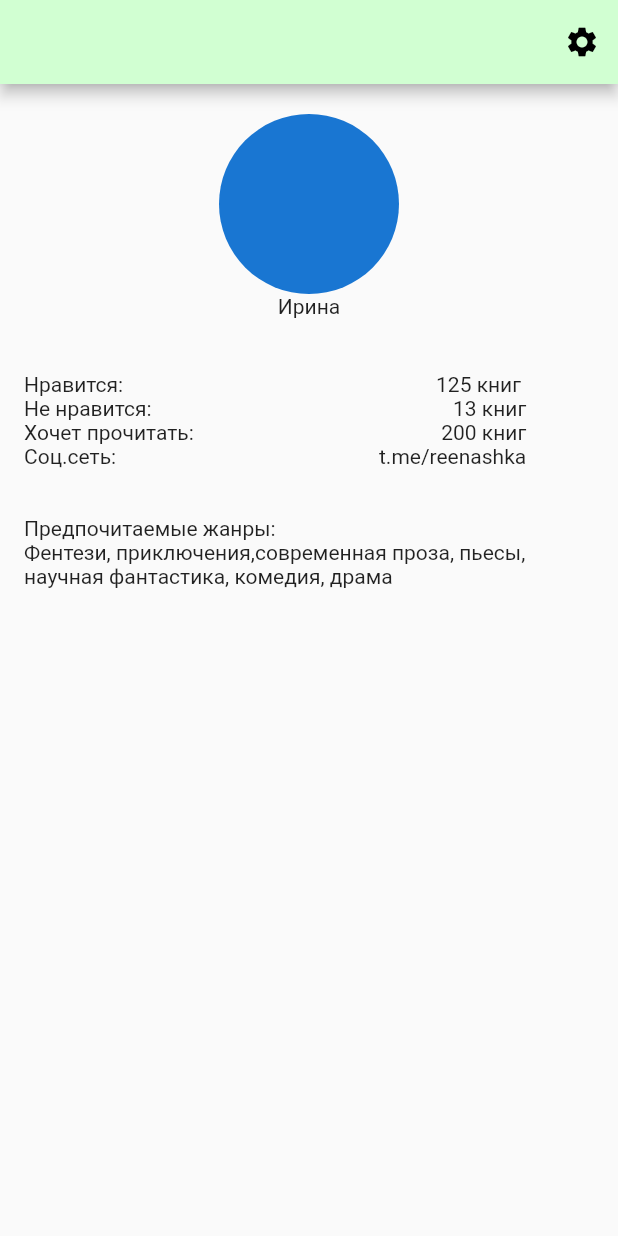
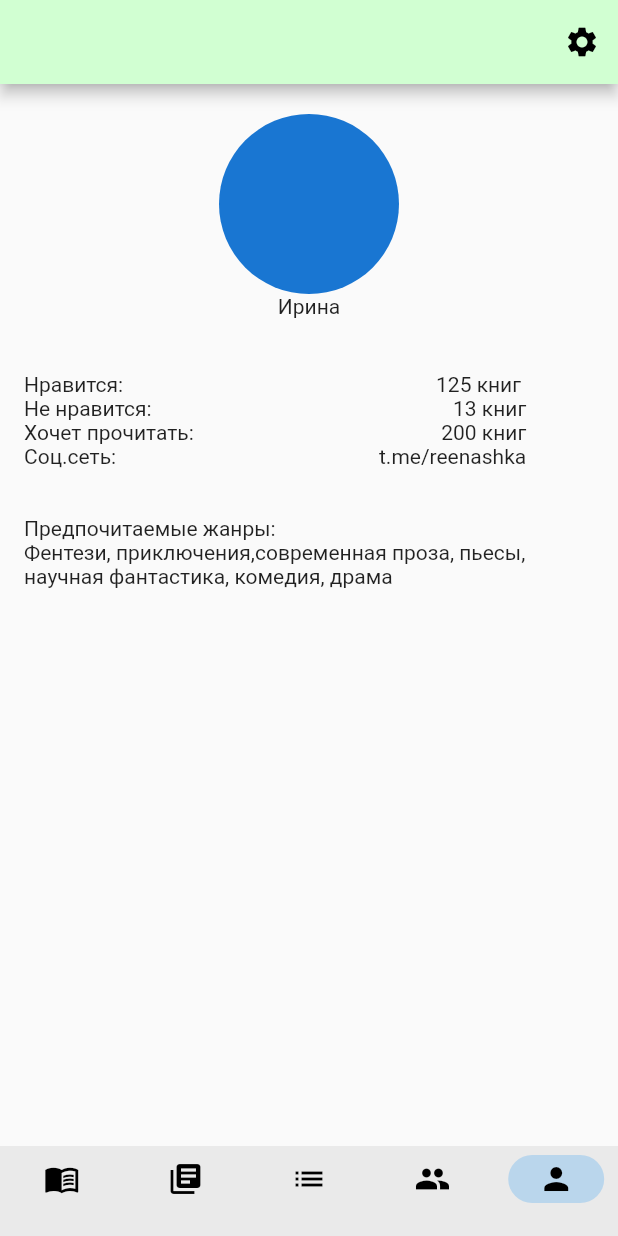
Before and after one commit to lsn03/book_recomended, a Flutter app: the screen it shows after launch, after a tap on "Войти", on a phone screen of 412 x 824 dp. Run offline on Flutter 3.47's test engine with Material 2 defaults, Android fonts, the phone set to English and light mode, and no system bars; missing offline and left inert: mysql1.

Commit message:
add response of direction

```diff
--- a/lib/main.dart
+++ b/lib/main.dart
@@ -4,6 +4,7 @@ import 'package:book_recomended/pages/catalog_page.dart';
 import 'package:book_recomended/pages/people_page.dart';
 import 'package:book_recomended/pages/profile_page.dart';
 import 'package:book_recomended/pages/statistic_page.dart';
+import 'package:book_recomended/pages/footer.dart';
 import 'package:flutter/material.dart';
 
 import 'pages/pages.dart';
@@ -31,6 +32,7 @@ class MyApp extends StatelessWidget {
         Pages.StatisticPage.toString():(context) => StatisticPage(),
         Pages.PeoplePage.toString():(context) => PeoplePage(),
         Pages.ProfilePage.toString():(context) => ProfilePage(),
+        Pages.FooterPage.toString():(context) => Footer(),
       },
     );
   }
--- a/lib/pages/authorization_form.dart
+++ b/lib/pages/authorization_form.dart
@@ -93,7 +93,7 @@ class _AuthorizationFormPageState extends State<AuthorizationFormPage> {
             ),
             ElevatedButton(
               onPressed: (() {
-                Navigator.pushNamed(context, Pages.ProfilePage);
+                Navigator.pushNamed(context, Pages.FooterPage);
               }),
               style: ElevatedButton.styleFrom(
                 backgroundColor: Color(0xFFCFFFBE),
--- a/lib/pages/footer.dart
+++ b/lib/pages/footer.dart
@@ -1,11 +1,63 @@
+import 'package:book_recomended/pages/card_page.dart';
+import 'package:book_recomended/pages/catalog_page.dart';
+import 'package:book_recomended/pages/people_page.dart';
+import 'package:book_recomended/pages/profile_page.dart';
+import 'package:book_recomended/pages/statistic_page.dart';
+import 'package:flutter/material.dart';
 import 'package:flutter/src/widgets/container.dart';
 import 'package:flutter/src/widgets/framework.dart';
 
-class Footer extends StatelessWidget {
+class Footer extends StatefulWidget {
+
   const Footer({super.key});
 
   @override
+  State<Footer> createState() => _FooterState();
+}
+final pages = [
+  CardPage(),
+  CatalogPage(),
+  StatisticPage(),
+  PeoplePage(),
+  ProfilePage(),
+
+];
+class _FooterState extends State<Footer> {
+
+
+  int index = 4;
+
+  @override
   Widget build(BuildContext context) {
-    return Container();
+    return Scaffold(
+      body: pages[index],
+      bottomNavigationBar: NavigationBar(
+        height: 60,
+        selectedIndex: index,
+        onDestinationSelected: ((index) => setState(() {this.index = index;})),
+        destinations: [
+          NavigationDestination(
+            icon: Icon(Icons.menu_book),
+            label: "",
+          ),
+          NavigationDestination(
+            icon: Icon(Icons.library_books),
+            label: "",
+          ),
+          NavigationDestination(
+            icon: Icon(Icons.list),
+            label: "",
+          ),
+          NavigationDestination(
+            icon: Icon(Icons.people),
+            label: "",
+          ),
+          NavigationDestination(
+            icon: Icon(Icons.person),
+            label: "",
+          ),
+        ],
+      ),
+    );
   }
 }
--- a/lib/pages/pages.dart
+++ b/lib/pages/pages.dart
@@ -6,4 +6,5 @@ class Pages{
   static String StatisticPage = "/StatisticPage";
   static String PeoplePage = "/PeoplePage";
   static String ProfilePage = "/ProfilePage";
+   static String FooterPage = "/FooterPage";
 }
--- a/lib/pages/profile_page.dart
+++ b/lib/pages/profile_page.dart
@@ -1,3 +1,4 @@
+import 'package:book_recomended/pages/footer.dart';
 import 'package:flutter/material.dart';
 import 'package:flutter/src/widgets/container.dart';
 import 'package:flutter/src/widgets/framework.dart';
@@ -8,6 +9,7 @@ class ProfilePage extends StatelessWidget {
   @override
   Widget build(BuildContext context) {
     return Scaffold(
+
       appBar: AppBar(
         actions: [
           IconButton(
@@ -41,6 +43,7 @@ class _ProfileState extends State<Profile> {
       //crossAxisAlignment: CrossAxisAlignment.center,
 
       children: [
+
         Padding(
           padding: EdgeInsets.all(20),
           child: Row(
@@ -115,6 +118,7 @@ class _ProfileState extends State<Profile> {
 
           ],
         ),
+
       ],
     );
   }
```
Also changed, not shown: lib/pages/card_page.dart (+71 -1 lines).
